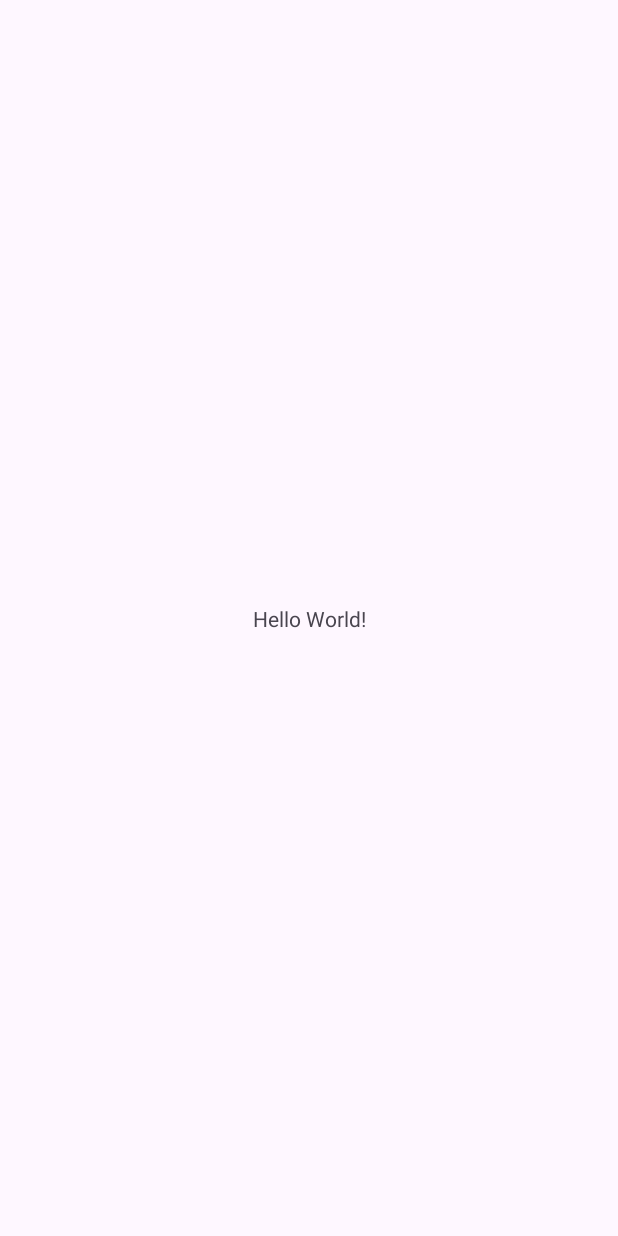
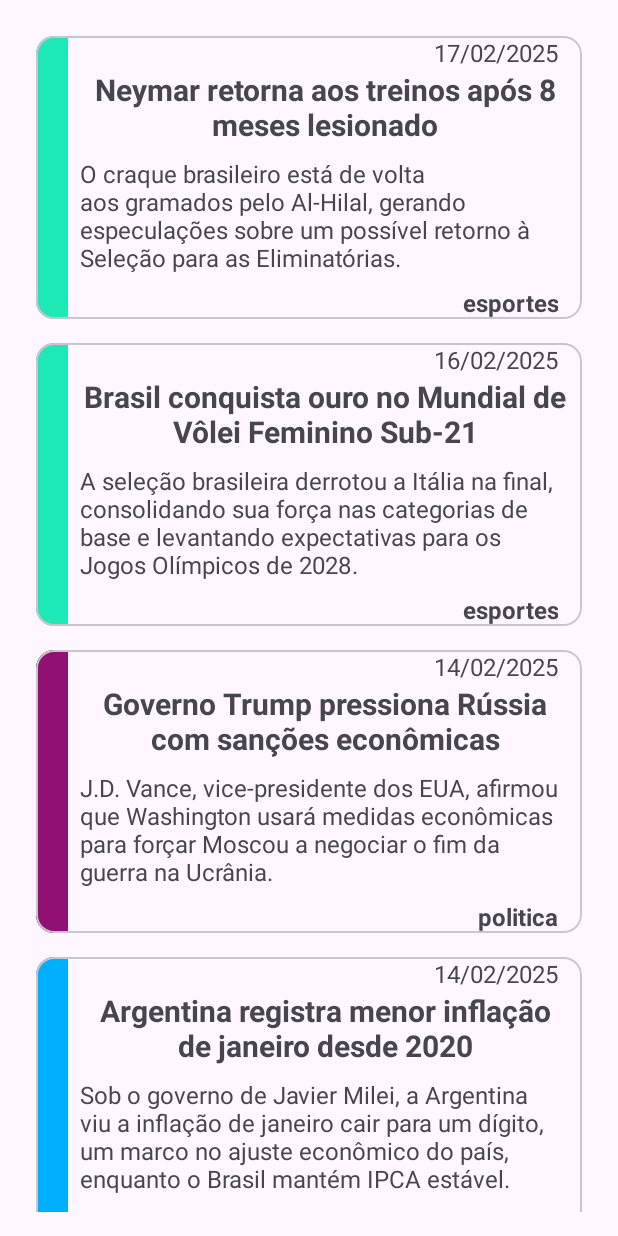
Before and after one commit to huggoparcelly/NewsPortal, an Android app: the screen it shows after launch (MainActivity), on a phone screen of 412 x 824 dp. Before the commit the screen is almost empty. Run offline under Robolectric (Android 15) with nearby library versions, the phone set to English and light mode, and no system bars.

Commit message:
add fragment and adapter

```diff
--- a/app/build.gradle.kts
+++ b/app/build.gradle.kts
@@ -5,7 +5,7 @@ plugins {
 
 android {
     namespace = "com.example.newsportal"
-    compileSdk = 34
+    compileSdk = 35
 
     defaultConfig {
         applicationId = "com.example.newsportal"
--- /dev/null
+++ b/app/src/main/java/com/example/newsportal/NewsAdapter.kt
@@ -0,0 +1,54 @@
+package com.example.newsportal
+
+import android.content.Context
+import android.view.LayoutInflater
+import android.view.View
+import android.view.ViewGroup
+import android.widget.TextView
+import androidx.recyclerview.widget.RecyclerView.Adapter
+import androidx.recyclerview.widget.RecyclerView.ViewHolder
+
+class NewsAdapter(private val newsList: List<News>): Adapter<NewsAdapter.NewsViewHolder>() {
+
+    class NewsViewHolder(view: View): ViewHolder(view) {
+        val context: Context = view.context
+        val title: TextView = view.findViewById(R.id.item_news_title)
+        val summary: TextView = view.findViewById(R.id.item_news_summary)
+        val date: TextView = view.findViewById(R.id.item_news_date)
+        val category: TextView = view.findViewById(R.id.item_news_category)
+        val categoryColor: View = view.findViewById(R.id.item_news_category_color)
+    }
+
+
+    override fun getItemCount() = newsList.size
+
+    override fun onCreateViewHolder(
+        parent: ViewGroup,
+        viewType: Int
+    ): NewsViewHolder {
+        val view = LayoutInflater.from(parent.context)
+            .inflate(R.layout.item_news, parent, false)
+
+        return NewsViewHolder(view)
+    }
+
+    override fun onBindViewHolder(
+        holder: NewsViewHolder,
+        position: Int
+    ) {
+        holder.title.text = newsList[position].title
+        holder.summary.text = newsList[position].summary
+        holder.date.text = newsList[position].date
+        holder.category.text = newsList[position].category
+
+        when(newsList[position].category) {
+            "economia" -> holder.categoryColor.setBackgroundColor(holder.context.getColor(R.color.economy_color))
+            "politica" -> holder.categoryColor.setBackgroundColor(holder.context.getColor(R.color.politic_color))
+            "esportes" -> holder.categoryColor.setBackgroundColor(holder.context.getColor(R.color.sport_color))
+        }
+    }
+
+
+
+
+}
--- /dev/null
+++ b/app/src/main/java/com/example/newsportal/NewsFragment.kt
@@ -0,0 +1,39 @@
+package com.example.newsportal
+
+import android.os.Bundle
+import android.view.LayoutInflater
+import android.view.View
+import android.view.ViewGroup
+import androidx.fragment.app.Fragment
+import androidx.recyclerview.widget.LinearLayoutManager
+import androidx.recyclerview.widget.RecyclerView
+
+class NewsFragment: Fragment() {
+
+    private lateinit var mRecyclerView: RecyclerView
+
+    override fun onCreateView(
+        inflater: LayoutInflater,
+        container: ViewGroup?,
+        savedInstanceState: Bundle?
+    ): View? {
+        return inflater.inflate(R.layout.fragment_news, container, false)
+    }
+
+    override fun onViewCreated(view: View, savedInstanceState: Bundle?) {
+        super.onViewCreated(view, savedInstanceState)
+
+        mRecyclerView = view.findViewById(R.id.news_recycle_view)
+
+        mRecyclerView.layoutManager = LinearLayoutManager(context)
+    }
+
+    override fun onStart() {
+        super.onStart()
+
+        val newsList = NewsDatabase.findAll().shuffled()
+        val newsAadapter = NewsAdapter(newsList)
+        mRecyclerView.adapter = newsAadapter
+        newsAadapter.notifyDataSetChanged()
+    }
+}
--- a/app/src/main/res/layout/activity_main.xml
+++ b/app/src/main/res/layout/activity_main.xml
@@ -7,13 +7,13 @@
     android:layout_height="match_parent"
     tools:context=".MainActivity">
 
-    <TextView
-        android:layout_width="wrap_content"
-        android:layout_height="wrap_content"
-        android:text="Hello World!"
+    <androidx.fragment.app.FragmentContainerView
+        android:id="@+id/fragmentContainerView"
+        android:name="com.example.newsportal.NewsFragment"
+        android:layout_width="0dp"
+        android:layout_height="0dp"
         app:layout_constraintBottom_toBottomOf="parent"
         app:layout_constraintEnd_toEndOf="parent"
         app:layout_constraintStart_toStartOf="parent"
         app:layout_constraintTop_toTopOf="parent" />
-
 </androidx.constraintlayout.widget.ConstraintLayout>
--- /dev/null
+++ b/app/src/main/res/layout/fragment_news.xml
@@ -0,0 +1,12 @@
+<?xml version="1.0" encoding="utf-8"?>
+<LinearLayout xmlns:android="http://schemas.android.com/apk/res/android"
+    android:orientation="vertical"
+    android:layout_width="match_parent"
+    android:layout_height="match_parent">
+
+    <androidx.recyclerview.widget.RecyclerView
+        android:id="@+id/news_recycle_view"
+        android:layout_width="match_parent"
+        android:layout_height="match_parent"
+        android:layout_margin="16dp" />
+</LinearLayout>
--- /dev/null
+++ b/app/src/main/res/layout/item_news.xml
@@ -0,0 +1,75 @@
+<?xml version="1.0" encoding="utf-8"?>
+<com.google.android.material.card.MaterialCardView xmlns:android="http://schemas.android.com/apk/res/android"
+    xmlns:app="http://schemas.android.com/apk/res-auto"
+    xmlns:tools="http://schemas.android.com/tools"
+    android:layout_width="match_parent"
+    android:layout_height="wrap_content"
+    android:layout_margin="8dp">
+
+    <androidx.constraintlayout.widget.ConstraintLayout
+        android:layout_width="match_parent"
+        android:layout_height="match_parent">
+
+        <TextView
+            android:id="@+id/item_news_date"
+            android:layout_width="wrap_content"
+            android:layout_height="wrap_content"
+            android:layout_marginEnd="16dp"
+            android:text="14/02/2025"
+            android:textSize="16sp"
+            app:layout_constraintEnd_toEndOf="parent"
+            app:layout_constraintTop_toTopOf="@+id/item_news_category_color" />
+
+        <TextView
+            android:id="@+id/item_news_title"
+            android:layout_width="0dp"
+            android:layout_height="wrap_content"
+            android:layout_marginStart="8dp"
+            android:layout_marginEnd="8dp"
+            android:gravity="center"
+            android:text="Argentina registra menor inflação de janeiro desde 2020"
+            android:textSize="20sp"
+            android:textStyle="bold"
+            app:layout_constraintEnd_toEndOf="parent"
+            app:layout_constraintStart_toEndOf="@+id/item_news_category_color"
+            app:layout_constraintTop_toBottomOf="@+id/item_news_date" />
+
+        <TextView
+            android:id="@+id/item_news_summary"
+            android:layout_width="0dp"
+            android:layout_height="wrap_content"
+            android:layout_marginStart="8dp"
+            android:layout_marginTop="8dp"
+            android:layout_marginEnd="8dp"
+            android:text="Sob o governo de Javier Milei, a Argentina viu a inflação de janeiro cair para um dígito, um marco no ajuste econômico do país, enquanto o Brasil mantém IPCA estável."
+            android:textSize="16sp"
+            app:layout_constraintEnd_toEndOf="parent"
+            app:layout_constraintStart_toEndOf="@+id/item_news_category_color"
+            app:layout_constraintTop_toBottomOf="@+id/item_news_title" />
+
+        <TextView
+            android:id="@+id/item_news_category"
+            android:layout_width="0dp"
+            android:layout_height="wrap_content"
+            android:layout_marginStart="8dp"
+            android:layout_marginTop="8dp"
+            android:layout_marginEnd="16dp"
+            android:text="economia"
+            android:textAlignment="viewEnd"
+            android:textSize="16sp"
+            android:textStyle="bold"
+            app:layout_constraintEnd_toEndOf="parent"
+            app:layout_constraintStart_toEndOf="@+id/item_news_category_color"
+            app:layout_constraintTop_toBottomOf="@+id/item_news_summary" />
+
+        <View
+            android:id="@+id/item_news_category_color"
+            android:layout_width="21dp"
+            android:layout_height="0dp"
+            android:background="@color/economy_color"
+            app:layout_constraintBottom_toBottomOf="parent"
+            app:layout_constraintStart_toStartOf="parent"
+            app:layout_constraintTop_toTopOf="parent" />
+
+    </androidx.constraintlayout.widget.ConstraintLayout>
+</com.google.android.material.card.MaterialCardView>
--- a/app/src/main/res/values/colors.xml
+++ b/app/src/main/res/values/colors.xml
@@ -2,4 +2,7 @@
 <resources>
     <color name="black">#FF000000</color>
     <color name="white">#FFFFFFFF</color>
+    <color name="economy_color">#00B0FF</color>
+    <color name="politic_color">#921074</color>
+    <color name="sport_color">#1DE9B6</color>
 </resources>
```
